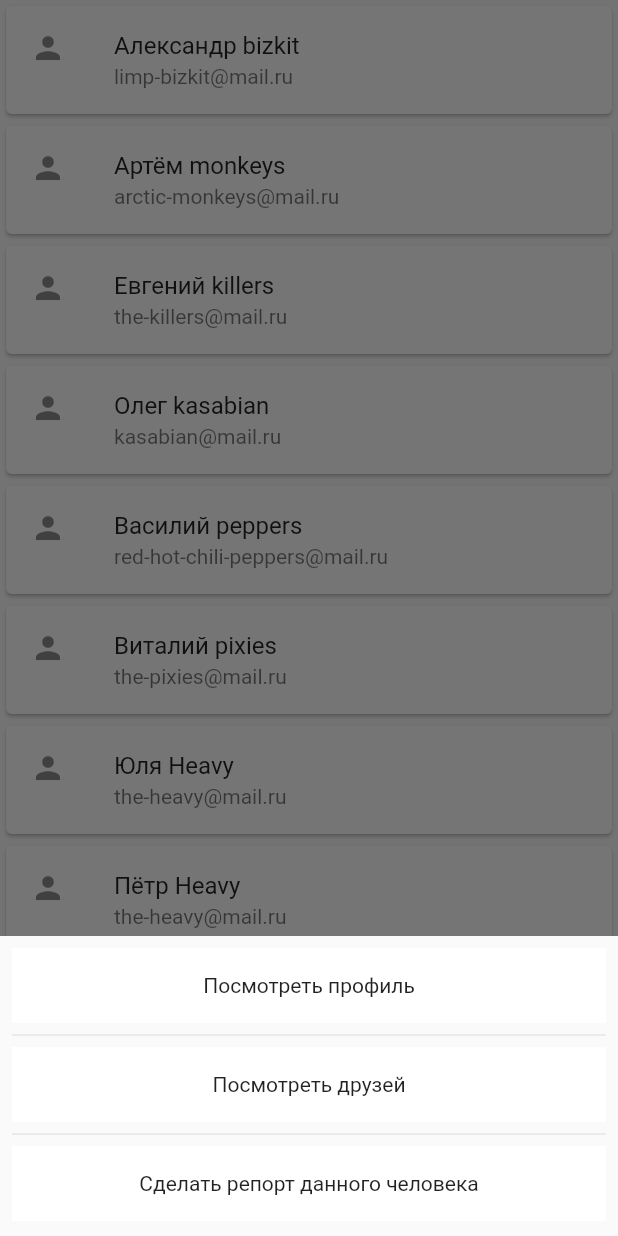
After one commit to Shevakov/multiplatform_solutions, a Flutter app: the MyAdaptivePage screen opened directly, after a tap on "Александр bizkit", on a phone screen of 412 x 824 dp. The commit adds this screen. Run offline on Flutter 3.47's test engine with Material 2 defaults, Android fonts, the phone set to English and light mode, and no system bars; our stand-ins replace popover, webview_flutter; missing offline and left inert: dart:html.

Commit message:
adaptive design

```diff
--- /dev/null
+++ b/assets/persons.json
@@ -0,0 +1,47 @@
+[
+  {
+    "name": "Александр bizkit",
+    "email": "limp-bizkit@mail.ru",
+    "id": 1
+  },
+  {
+    "name": "Артём monkeys",
+    "email": "arctic-monkeys@mail.ru",
+    "id": 2
+  },
+  {
+    "name": "Евгений killers",
+    "email": "the-killers@mail.ru",
+    "id": 3
+  },
+  {
+    "name": "Олег kasabian",
+    "email": "kasabian@mail.ru",
+    "id": 4
+  },
+  {
+    "name": "Василий peppers",
+    "email": "red-hot-chili-peppers@mail.ru",
+    "id": 5
+  },
+  {
+    "name": "Виталий pixies",
+    "email": "the-pixies@mail.ru",
+    "id": 6
+  },
+  {
+    "name": "Юля Heavy",
+    "email": "the-heavy@mail.ru",
+    "id": 7
+  },
+  {
+    "name": "Пётр Heavy",
+    "email": "the-heavy@mail.ru",
+    "id": 8
+  },
+  {
+    "name": "Глеб Heavy",
+    "email": "the-heavy@mail.ru",
+    "id": 9
+  }
+]
--- /dev/null
+++ b/lib/adaptive_main.dart
@@ -0,0 +1,22 @@
+import 'package:flutter/material.dart';
+
+import 'my_adaptive_page.dart';
+
+void main() {
+  runApp(const MyApp());
+}
+
+class MyApp extends StatelessWidget {
+  const MyApp({Key? key}) : super(key: key);
+
+  @override
+  Widget build(BuildContext context) {
+    return MaterialApp(
+      title: 'Flutter Demo',
+      theme: ThemeData(
+        primarySwatch: Colors.blue,
+      ),
+      home: const MyAdaptivePage(),
+    );
+  }
+}
--- /dev/null
+++ b/lib/fetch_file.dart
@@ -0,0 +1,5 @@
+import 'package:flutter/services.dart';
+
+Future<String> fetchFileFromAssets(String assetsPath) async {
+  return rootBundle.loadString(assetsPath).then((file) => file);
+}
--- /dev/null
+++ b/lib/my_adaptive_page.dart
@@ -0,0 +1,44 @@
+import 'dart:convert';
+
+import 'package:flutter/material.dart';
+import 'package:multiplatform_solutions/person.dart';
+
+import 'fetch_file.dart';
+import 'widgets/narrow_layout.dart';
+import 'widgets/wide_layout.dart';
+
+class MyAdaptivePage extends StatefulWidget {
+  const MyAdaptivePage({Key? key}) : super(key: key);
+
+  @override
+  State<MyAdaptivePage> createState() => _MyAdaptivePageState();
+}
+
+class _MyAdaptivePageState extends State<MyAdaptivePage> {
+  Future<String> fetchData() async {
+    String data = await fetchFileFromAssets("assets/persons.json");
+
+    final jsonResult = json.decode(data);
+
+    setState(() {
+      jsonResult.forEach((element) => personList.add(Person.fromMap(element)));
+    });
+
+    return "Success!";
+  }
+
+  @override
+  Widget build(BuildContext context) {
+    if (personList.isEmpty) fetchData();
+
+    return Scaffold(
+      body: LayoutBuilder(
+        builder: ((context, constraints) {
+          return constraints.maxWidth > 720
+              ? WideLayout(persons: personList)
+              : NarrowLayout(persons: personList);
+        }),
+      ),
+    );
+  }
+}
--- /dev/null
+++ b/lib/person.dart
@@ -0,0 +1,12 @@
+class Person {
+  final String name;
+  final String email;
+  final num id;
+
+  Person({required this.name, required this.email, required this.id});
+
+  Person.fromMap(Map<String, dynamic> json)
+      : this(name: json['name'], email: json['email'], id: json['id']);
+}
+
+List<Person> personList = <Person>[];
--- /dev/null
+++ b/lib/widgets/actions_list.dart
@@ -0,0 +1,31 @@
+import 'package:flutter/material.dart';
+
+class ActionsList extends StatelessWidget {
+  const ActionsList({Key? key}) : super(key: key);
+
+  @override
+  Widget build(BuildContext context) {
+    return ListView(
+      padding: const EdgeInsets.all(8),
+      children: <Widget>[
+        Container(
+          height: 50,
+          color: Colors.white,
+          child: const Center(child: Text('Посмотреть профиль')),
+        ),
+        const Divider(),
+        Container(
+          height: 50,
+          color: Colors.white,
+          child: const Center(child: Text('Посмотреть друзей')),
+        ),
+        const Divider(),
+        Container(
+          height: 50,
+          color: Colors.white,
+          child: const Center(child: Text('Сделать репорт данного человека')),
+        ),
+      ],
+    );
+  }
+}
--- /dev/null
+++ b/lib/widgets/narrow_layout.dart
@@ -0,0 +1,41 @@
+import 'package:flutter/material.dart';
+
+import '../person.dart';
+import 'actions_list.dart';
+import 'person_card.dart';
+
+class NarrowLayout extends StatelessWidget {
+  final List<Person> persons;
+
+  const NarrowLayout({Key? key, required this.persons}) : super(key: key);
+
+  @override
+  Widget build(BuildContext context) {
+    return ListView.builder(
+      itemCount: persons.length,
+      itemBuilder: (_, int index) {
+        return PersonCard(
+          person: persons[index],
+          onTap: (context) {
+            _showModalBottomSheet(context);
+          },
+          isWide: false,
+        );
+      },
+    );
+  }
+}
+
+void _showModalBottomSheet(context) {
+  showModalBottomSheet(
+      context: context,
+      constraints: const BoxConstraints(maxHeight: 200),
+      builder: (BuildContext context) {
+        return GestureDetector(
+          child: const ActionsList(),
+          onTap: () {
+            Navigator.of(context).pop();
+          },
+        );
+      });
+}
--- /dev/null
+++ b/lib/widgets/person_card.dart
@@ -0,0 +1,46 @@
+import 'package:flutter/material.dart';
+
+import '../person.dart';
+
+class PersonCard extends StatelessWidget {
+  final Person person;
+  final bool isWide;
+  final Function(BuildContext) onTap;
+
+  const PersonCard(
+      {Key? key,
+      required this.person,
+      required this.isWide,
+      required this.onTap})
+      : super(key: key);
+
+  @override
+  Widget build(BuildContext context) {
+    return GestureDetector(
+      child: Card(
+        child: isWide
+            ? Column(
+                children: [
+                  const CircleAvatar(
+                    child: Icon(
+                      Icons.person,
+                    ),
+                  ),
+                  Text(person.name),
+                  Text(person.email),
+                ],
+              )
+            : Column(children: [
+                ListTile(
+                  leading: const Icon(Icons.person),
+                  title: Text(person.name),
+                  subtitle: Text(person.email),
+                )
+              ]),
+      ),
+      onTap: () {
+        onTap(context);
+      },
+    );
+  }
+}
```
Also changed, not shown: lib/my_home_page.dart (+44 -17 lines), lib/widgets/web_platform_webview.dart (added, +21 -0 lines), lib/widgets/wide_layout.dart (added, +60 -0 lines), pubspec.yaml (+4 -3 lines), lib/main.dart (line endings or trailing spaces), pubspec.lock, 101 other files.
